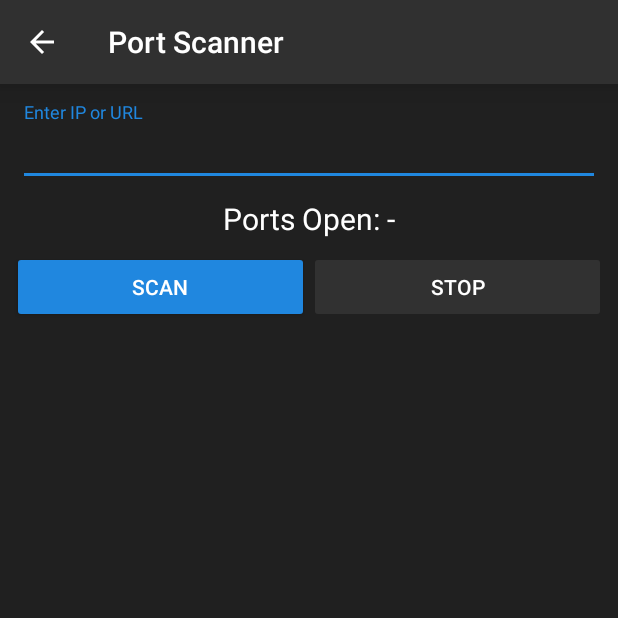
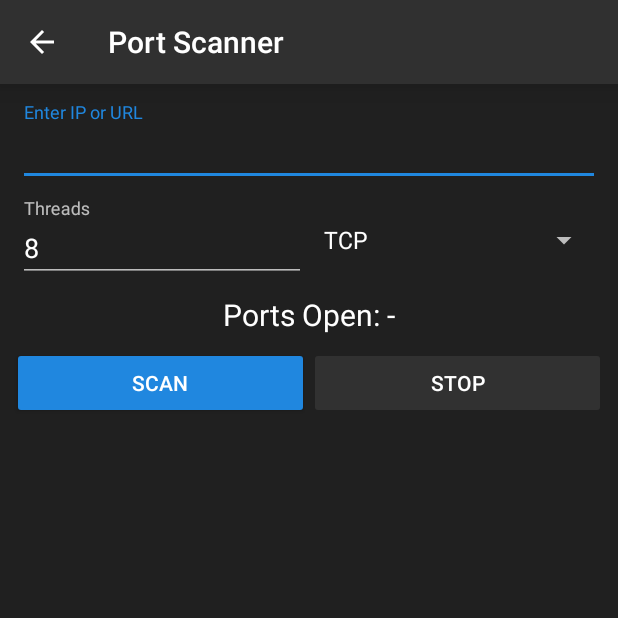
Before and after one commit to TrueMLGPro/Wi-Fi_Info, an Android app: the PortScannerActivity screen opened directly, with no data from a screen before it, on a phone screen of 412 x 824 dp, the top half of it. Run offline under Robolectric (Android 15) with nearby library versions, the phone set to English and light mode, and no system bars; libraries missing offline, so code that uses them is left out: com.stealthcopter.networktools, me.anwarshahriar.calligrapher; 2 statements that could not run were skipped.

Commit message:
Android 12 support, new features and improvements
- Now supporting Android 12
- Added a text field for threads in Port Scanner Tool
- Added a TCP/UDP option to choose port scanning type
- Fixed several permission-wise issues
- LAN Devices Scanner now sorts IPs in real-time

```diff
--- a/app/src/main/java/com/truemlgpro/wifiinfo/LANDevicesScannerActivity.java
+++ b/app/src/main/java/com/truemlgpro/wifiinfo/LANDevicesScannerActivity.java
@@ -275,6 +275,8 @@ public class LANDevicesScannerActivity extends AppCompatActivity
 							addDevicesToList(device.ip);
 						}
 					}
+
+					sortListByIP();
 				}
 
 				@Override
@@ -283,7 +285,6 @@ public class LANDevicesScannerActivity extends AppCompatActivity
 						@Override
 						public void run() {
 							devices_found_text.setText("Devices Found: " + devicesFound.size());
-							sortListByIP();
 							adapter.notifyDataSetChanged();
 						}
 					});
--- a/app/src/main/java/com/truemlgpro/wifiinfo/PortScannerActivity.java
+++ b/app/src/main/java/com/truemlgpro/wifiinfo/PortScannerActivity.java
@@ -18,6 +18,7 @@ import android.widget.ArrayAdapter;
 import android.widget.Button;
 import android.widget.EditText;
 import android.widget.ListView;
+import android.widget.Spinner;
 import android.widget.TextView;
 import android.widget.Toast;
 
@@ -25,6 +26,8 @@ import com.stealthcopter.networktools.PortScan;
 
 import java.net.UnknownHostException;
 import java.util.ArrayList;
+import java.util.Collections;
+import java.util.Comparator;
 
 import me.anwarshahriar.calligrapher.Calligrapher;
 
@@ -34,6 +37,8 @@ public class PortScannerActivity extends AppCompatActivity
 	private Toolbar toolbar;
 	private TextView textview_nonetworkconn;
 	private EditText edittext_ip;
+	private EditText edittext_threads;
+	private Spinner spinner_packet_types;
 	private TextView ports_open_text;
 	private Button port_scan_button;
 	private Button port_scan_stop_button;
@@ -78,6 +83,8 @@ public class PortScannerActivity extends AppCompatActivity
 		toolbar = (Toolbar) findViewById(R.id.toolbar);
 		textview_nonetworkconn = (TextView) findViewById(R.id.textview_nonetworkconn);
 		edittext_ip = (EditText) findViewById(R.id.edittext_ip);
+		edittext_threads = (EditText) findViewById(R.id.edittext_threads);
+		spinner_packet_types = (Spinner) findViewById(R.id.spinner_packet_types);
 		ports_open_text = (TextView) findViewById(R.id.ports_open_text);
 		port_scan_button = (Button) findViewById(R.id.port_scan_button);
 		port_scan_stop_button = (Button) findViewById(R.id.port_scan_stop_button);
@@ -143,11 +150,24 @@ public class PortScannerActivity extends AppCompatActivity
         });
     }
 
+	public void sortList() {
+		Comparator<String> portComparator = new Comparator<String>() {
+			@Override
+			public int compare(String port1, String port2) {
+				return Integer.parseInt(port1) - Integer.parseInt(port2);
+			}
+		};
+		Collections.sort(ports_arrayList, portComparator);
+	}
+
 	private void addPortsToList(final String text) {
 		runOnUiThread(new Runnable() {
 			@Override
 			public void run() {
-				adapter.add(text);
+				if (!ports_arrayList.contains(text)) {
+					adapter.add(text);
+				}
+				sortList();
 				adapter.notifyDataSetChanged();
 			}
 		});
@@ -167,13 +187,20 @@ public class PortScannerActivity extends AppCompatActivity
         setEnabled(port_scan_button, false);
 
 		String url_ip = edittext_ip.getText().toString();
+		int threads = Integer.parseInt(edittext_threads.getText().toString());
 
 		if (TextUtils.isEmpty(url_ip)) {
 			url_ip = "google.com";
 			Toast.makeText(getBaseContext(), "No IP or URL given...\nUsing Google URL: " + url_ip, Toast.LENGTH_LONG).show();
 		}
 
-        portScanner = PortScan.onAddress(url_ip).setTimeOutMillis(1000).setPortsAll().setMethodTCP().doScan(new PortScan.PortListener() {
+		if (TextUtils.isEmpty(edittext_threads.getText().toString()) || threads <= 0) {
+			threads = 8;
+		}
+
+		String packet_type = spinner_packet_types.getSelectedItem().toString();
+		if (packet_type.equals("TCP")) {
+			portScanner = PortScan.onAddress(url_ip).setTimeOutMillis(1000).setPortsAll().setNoThreads(threads).setMethodTCP().doScan(new PortScan.PortListener() {
 				@Override
 				public void onResult(int portNo, boolean open) {
 					if (open) {
@@ -194,6 +221,31 @@ public class PortScannerActivity extends AppCompatActivity
 					});
 				}
 			});
+		} else if (packet_type.equals("UDP")) {
+			// FIXME: LISTS EVERY PORT EVEN IF IT'S CLOSED
+			// Tested on an Android 8 emulator
+			portScanner = PortScan.onAddress(url_ip).setTimeOutMillis(1000).setPortsAll().setNoThreads(threads).setMethodUDP().doScan(new PortScan.PortListener() {
+				@Override
+				public void onResult(int portNo, boolean open) {
+					if (open) {
+						String portNoString = String.valueOf(portNo);
+						addPortsToList(portNoString);
+					}
+				}
+
+				@Override
+				public void onFinished(ArrayList<Integer> openPorts) {
+					setEnabled(port_scan_button, true);
+					setEnabled(port_scan_stop_button, false);
+					runOnUiThread(new Runnable() {
+						@Override
+						public void run() {
+							ports_open_text.setText("Ports Open: " + ports_arrayList.size());
+						}
+					});
+				}
+			});
+		}
     }
 
 	class NetworkConnectivityReceiver extends BroadcastReceiver
@@ -241,6 +293,8 @@ public class PortScannerActivity extends AppCompatActivity
 
 	public void showWidgets() {
 		edittext_ip.setVisibility(View.VISIBLE);
+		edittext_threads.setVisibility(View.VISIBLE);
+		spinner_packet_types.setVisibility(View.VISIBLE);
 		ports_open_text.setVisibility(View.VISIBLE);
 		port_scan_button.setVisibility(View.VISIBLE);
 		port_scan_stop_button.setVisibility(View.VISIBLE);
@@ -250,6 +304,8 @@ public class PortScannerActivity extends AppCompatActivity
 
 	public void hideWidgets() {
 		edittext_ip.setVisibility(View.GONE);
+		edittext_threads.setVisibility(View.GONE);
+		spinner_packet_types.setVisibility(View.GONE);
 		ports_open_text.setVisibility(View.GONE);
 		port_scan_button.setVisibility(View.GONE);
 		port_scan_stop_button.setVisibility(View.GONE);
--- a/app/src/main/res/layout/port_scanner_activity.xml
+++ b/app/src/main/res/layout/port_scanner_activity.xml
@@ -43,11 +43,18 @@
 			android:orientation="vertical"
 			android:gravity="center">
 
+			<LinearLayout
+				android:layout_width="match_parent"
+				android:layout_height="wrap_content"
+				android:orientation="horizontal"
+				android:gravity="center">
+
 				<android.support.design.widget.TextInputLayout
 					xmlns:app="http://schemas.android.com/apk/res-auto"
 					android:id="@+id/input_layout_ip"
-				android:layout_width="match_parent"
+					android:layout_width="0dp"
 					android:layout_height="wrap_content"
+					android:layout_weight="1"
 					android:layout_margin="4dp"
 					android:hint="Enter IP or URL">
 
@@ -59,6 +66,45 @@
 						android:imeOptions="actionGo"/>
 
 				</android.support.design.widget.TextInputLayout>
+
+			</LinearLayout>
+
+			<LinearLayout
+				android:layout_width="match_parent"
+				android:layout_height="wrap_content"
+				android:orientation="horizontal"
+				android:gravity="center">
+
+				<android.support.design.widget.TextInputLayout
+					xmlns:app="http://schemas.android.com/apk/res-auto"
+					android:id="@+id/input_layout_threads"
+					android:layout_width="0dp"
+					android:layout_height="wrap_content"
+					android:layout_weight="0.5"
+					android:layout_margin="4dp"
+					android:hint="Threads">
+
+					<EditText
+						android:id="@+id/edittext_threads"
+						android:layout_width="match_parent"
+						android:layout_height="wrap_content"
+						android:singleLine="true"
+						android:imeOptions="actionGo"
+						android:text="8"/>
+
+				</android.support.design.widget.TextInputLayout>
+
+				<Spinner
+					android:id="@+id/spinner_packet_types"
+					android:layout_width="0dp"
+					android:layout_height="match_parent"
+					android:layout_weight="0.5"
+					android:layout_marginRight="4dp"
+					android:layout_marginTop="4dp"
+					android:layout_marginBottom="4dp"
+					android:entries="@array/packet_types" />
+
+			</LinearLayout>
 
 			<TextView
 				android:id="@+id/ports_open_text"
@@ -104,7 +150,7 @@
 			android:id="@+id/listview_open_ports"
 			android:layout_width="match_parent"
 			android:layout_height="match_parent"
-			android:layout_marginTop="8dp"
+			android:layout_marginTop="4dp"
 			android:transcriptMode="alwaysScroll"
 			android:textColor="?TextColor"/>
 
--- a/app/src/main/res/values/array.xml
+++ b/app/src/main/res/values/array.xml
@@ -68,6 +68,10 @@
 		<item>fonts/Tomkin-Regular.ttf</item>
 		<item>fonts/Urbani-Regular.ttf</item>
 	</string-array>
+	<string-array name="packet_types">
+		<item>TCP</item>
+		<item>UDP</item>
+	</string-array>
 	<string-array name="dns_record_types">
 		<item>A</item>
 		<item>AAAA</item>
```
Also changed, not shown: app/src/main/java/com/truemlgpro/wifiinfo/MainActivity.java (+51 -27 lines). Lines whose indentation alone changed are shown as unchanged.
